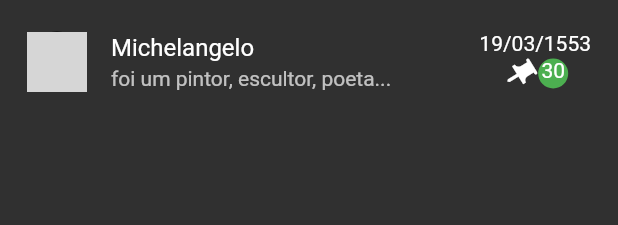
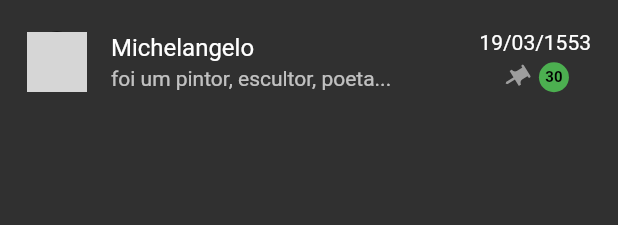
Before and after one commit to jhecksonSa/WhatsAppClone, a Flutter app: the ChatBody widget shown alone on an empty page, opened directly with sample values from the repository, on a phone screen of 412 x 824 dp. Shown: the top 225 px of the screen. Run offline on Flutter 3.47's test engine with Material 2 defaults, Android fonts, the phone set to English and light mode, and no system bars; network calls fail; grey boxes are pictures that could not be loaded.

Commit message:
Update component

```diff
--- a/lib/components/chat_body.dart
+++ b/lib/components/chat_body.dart
@@ -4,7 +4,7 @@ import '../data/chat.dart';
 
 class ChatBody extends StatelessWidget {
   final Chat chat;
-  ChatBody({required this.chat, Key? key}) : super(key: key);
+  const ChatBody({required this.chat, Key? key}) : super(key: key);
 
   Widget badgeCotainer() {
     return Container(
@@ -16,30 +16,43 @@ class ChatBody extends StatelessWidget {
           Radius.circular(18),
         ),
       ),
-      child: Text(
-        chat.coutMsg > 0 ? '${chat.coutMsg}' : '',
-        textAlign: TextAlign.center,
+      child: Center(
+        child: Text(
+          chat.coutMsg > 0 ? '${chat.coutMsg}' : '',
+          style: const TextStyle(
+              fontSize: 10, color: Colors.black, fontWeight: FontWeight.bold),
+        ),
       ),
     );
   }
 
-  final List<Widget> _listRowWidget = [];
+  List<Widget> listRowWidget() {
+    final List<Widget> listWidget = [];
 
-  List<Widget> listRowWidget() {
     if (chat.isPin) {
-      _listRowWidget.add(
+      listWidget.add(
         Transform.rotate(
           angle: 45,
-          child: const Icon(Icons.push_pin),
+          child: const Icon(
+            Icons.push_pin,
+            color: Colors.grey,
+            size: 20,
+          ),
         ),
       );
     }
 
     if (chat.coutMsg > 0) {
-      _listRowWidget.add(badgeCotainer());
+      if (listWidget.isNotEmpty) {
+        listWidget.add(const SizedBox(
+          width: 5,
+        ));
+      }
+
+      listWidget.add(badgeCotainer());
     }
 
-    return _listRowWidget;
+    return listWidget;
   }
 
   @override
@@ -62,9 +75,13 @@ class ChatBody extends StatelessWidget {
           mainAxisAlignment: MainAxisAlignment.center,
           children: [
             Text(chat.dateMsg),
-            Row(
-              mainAxisSize: MainAxisSize.min,
-              children: listRowWidget(),
+            Padding(
+              padding: const EdgeInsets.only(top: 5),
+              child: Row(
+                mainAxisAlignment: MainAxisAlignment.end,
+                mainAxisSize: MainAxisSize.min,
+                children: listRowWidget(),
+              ),
             ),
           ],
         ),
```
